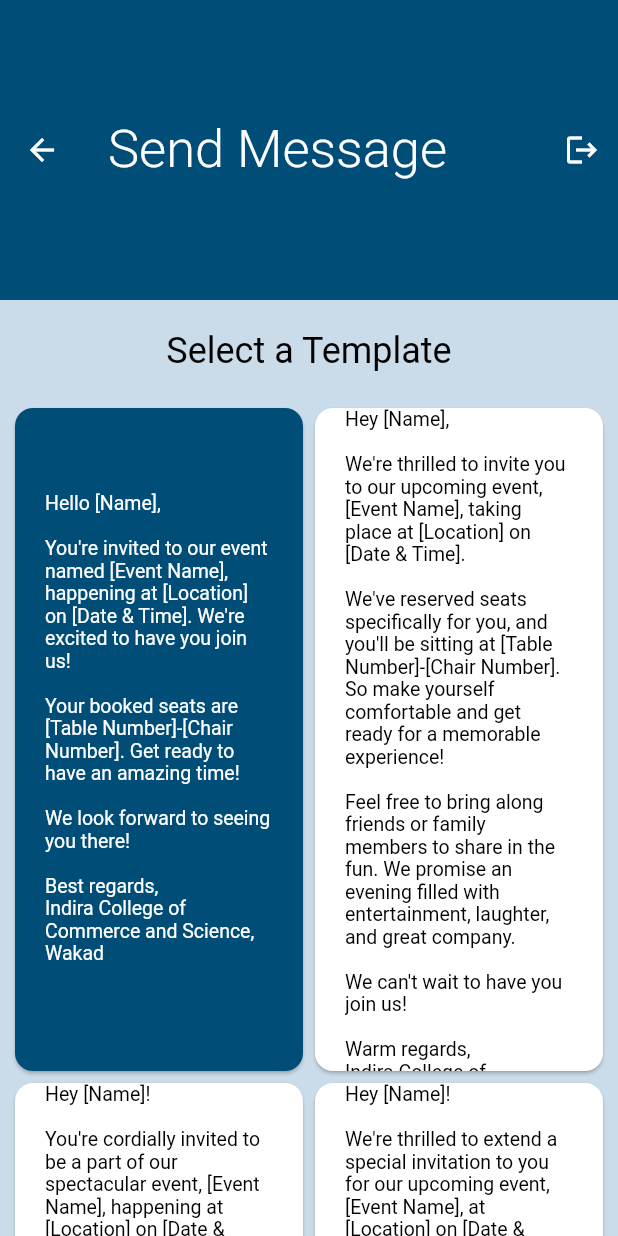
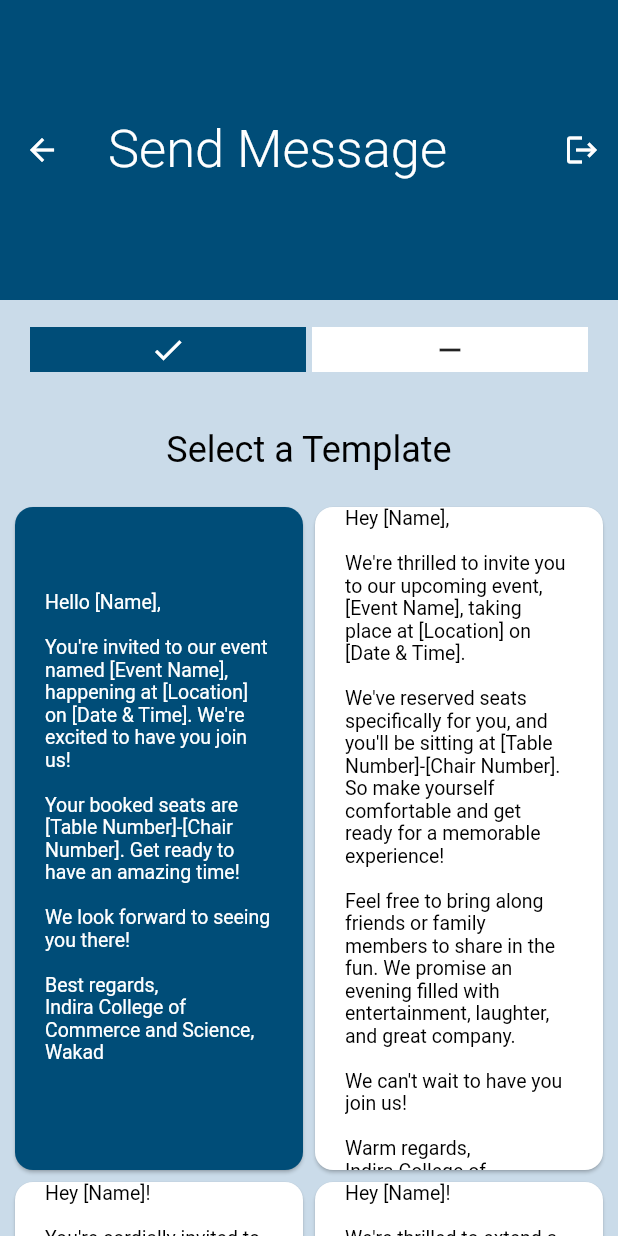
Before and after one commit to saadbhaldar1212/Project-Guestify, a Flutter app: the UISendMessage screen opened directly, on a phone screen of 412 x 824 dp. Run offline on Flutter 3.47's test engine with Material 2 defaults, Android fonts, the phone set to English and light mode, and no system bars; our stand-ins replace firebase_auth, firebase_core, firebase_database, fluttertoast, get; accounts and stored records are empty; project files that could hold a hidden picture were left out.

Commit message:
CustomProgressIndicator added

```diff
--- a/lib/main.dart
+++ b/lib/main.dart
@@ -1,8 +1,7 @@
 import 'package:firebase_core/firebase_core.dart';
 import 'package:flutter/material.dart';
 import 'package:get/get.dart';
-
-import 'dashboard/dashboard.dart';
+import 'package:guestify/send_message/final_step_for_sending_message.dart';
 
 Future<void> main() async {
   WidgetsFlutterBinding.ensureInitialized();
@@ -42,7 +41,7 @@ class MyApp extends StatelessWidget {
           if (snapshot.hasError) {
             return const Text('Something went Wrong');
           } else if (snapshot.hasData) {
-            return const Dashboard();
+            return const SendMessage();
           } else {
             return const Center(
               child: CircularProgressIndicator(),
--- a/lib/send_message/ui_send_message.dart
+++ b/lib/send_message/ui_send_message.dart
@@ -1,10 +1,18 @@
 // ignore_for_file: non_constant_identifier_names
+
+/*
+
+Update - convert the statically typed template message into variable so it can be used
+          to edit by suer in fututre update
+
+*/
 
 import 'package:firebase_database/firebase_database.dart';
 import 'package:flutter/material.dart';
 import 'package:guestify/dashboard/dashboard.dart';
 import 'package:guestify/utils/utility.dart';
 
+import '../utils/progress_stepper/custom_progress_indicator.dart';
 import '../utils/signout_button/signout_button.dart';
 
 class UISendMessage extends StatefulWidget {
@@ -76,6 +84,31 @@ $yourName
         primary: true,
         child: Column(
           children: [
+            Padding(
+              padding: const EdgeInsets.all(18.0),
+              child: CustomStepProgressIndicator(
+                totalSteps: 2,
+                currentStep: 1,
+                size: 30,
+                selectedColor: const Color.fromRGBO(0, 77, 120, 1.000),
+                unselectedColor: Colors.white,
+                customStep: (p0, p1, p2) =>
+                    p1 == const Color.fromRGBO(0, 77, 120, 1.000)
+                        ? Container(
+                            color: p1,
+                            child: const Icon(
+                              Icons.check,
+                              color: Colors.white,
+                            ),
+                          )
+                        : Container(
+                            color: p1,
+                            child: const Icon(
+                              Icons.remove,
+                            ),
+                          ),
+              ),
+            ),
             Column(
               children: [
                 const Padding(
--- /dev/null
+++ b/lib/utils/progress_stepper/custom_progress_indicator.dart
@@ -0,0 +1,534 @@
+library step_progress_indicator;
+
+import 'dart:math';
+
+import 'package:flutter/material.dart';
+
+class CustomStepProgressIndicator extends StatelessWidget {
+  final Widget Function(int, Color, double)? customStep;
+  final Axis direction;
+  final TextDirection progressDirection;
+
+  final void Function() Function(int)? onTap;
+
+  final int currentStep;
+  final int totalSteps;
+  final double padding;
+  final double size;
+  final double? selectedSize;
+  final double? unselectedSize;
+  final double Function(int, bool)? customSize;
+  final Color Function(int)? customColor;
+  final Color selectedColor;
+  final Color unselectedColor;
+  final double fallbackLength;
+  final Radius? roundedEdges;
+  final Gradient? gradientColor;
+  final Gradient? selectedGradientColor;
+  final Gradient? unselectedGradientColor;
+
+  /// Apply [BlendMode] to [ShaderMask] when [gradientColor], [selectedGradientColor], or [unselectedGradientColor] defined
+  final BlendMode? blendMode;
+
+  /// Assign alignment [MainAxisAlignment] for indicator's container
+  ///
+  /// **NOTE**: if not provided it defaults to [MainAxisAlignment.center]
+  final MainAxisAlignment mainAxisAlignment;
+
+  /// Assign alignment [CrossAxisAlignment] for indicator's container
+  ///
+  /// **NOTE**: if not provided it defaults to [CrossAxisAlignment.center]
+  final CrossAxisAlignment crossAxisAlignment;
+
+  /// Assign alignment [MainAxisAlignment] for a single step
+  ///
+  /// **NOTE**: if not provided it defaults to [MainAxisAlignment.center]
+  final MainAxisAlignment stepMainAxisAlignment;
+
+  /// Assign alignment [CrossAxisAlignment] for a single step
+  ///
+  /// **NOTE**: if not provided it defaults to [CrossAxisAlignment.center]
+  final CrossAxisAlignment stepCrossAxisAlignment;
+
+  const CustomStepProgressIndicator({
+    required this.totalSteps,
+    this.customStep,
+    this.onTap,
+    this.customColor,
+    this.customSize,
+    this.selectedSize,
+    this.unselectedSize,
+    this.roundedEdges,
+    this.gradientColor,
+    this.selectedGradientColor,
+    this.unselectedGradientColor,
+    this.blendMode,
+    this.direction = Axis.horizontal,
+    this.progressDirection = TextDirection.ltr,
+    this.size = 4.0,
+    this.currentStep = 0,
+    this.selectedColor = Colors.blue,
+    this.unselectedColor = Colors.grey,
+    this.padding = 2.0,
+    this.fallbackLength = 100.0,
+    this.mainAxisAlignment = MainAxisAlignment.center,
+    this.crossAxisAlignment = CrossAxisAlignment.center,
+    this.stepMainAxisAlignment = MainAxisAlignment.center,
+    this.stepCrossAxisAlignment = CrossAxisAlignment.center,
+    Key? key,
+  })  : assert(totalSteps > 0,
+            "Number of total steps (totalSteps) of the StepProgressIndicator must be greater than 0"),
+        assert(currentStep >= 0,
+            "Current step (currentStep) of the StepProgressIndicator must be greater than or equal to 0"),
+        assert(padding >= 0.0,
+            "Padding (padding) of the StepProgressIndicator must be greater or equal to 0"),
+        super(key: key);
+
+  @override
+  Widget build(BuildContext context) {
+    return LayoutBuilder(
+      builder: (ctx, constraits) => SizedBox(
+        width: _sizeOrMaxLength(
+          direction == Axis.horizontal,
+          constraits.maxWidth,
+        ),
+        height: _sizeOrMaxLength(
+          direction == Axis.vertical,
+          constraits.maxHeight,
+        ),
+        child: LayoutBuilder(
+          builder: (ctx, constraits) => _applyShaderMask(
+            gradientColor,
+            _applyWidgetDirection(
+              (maxSize) => !_isOptimizable
+                  ? _buildSteps(
+                      _stepHeightOrWidthValue(maxSize),
+                    )
+                  : _buildOptimizedSteps(
+                      _maxHeightOrWidthValue(maxSize),
+                    ),
+              constraits,
+            ),
+          ),
+        ),
+      ),
+    );
+  }
+
+  bool get _isOnlyOneStep =>
+      totalSteps == 1 || (currentStep == 0 && padding == 0);
+
+  /// Apply a [Row] when the [direction] of the indicator is [Axis.horizontal],
+  /// or a [Column] otherwise ([Axis.vertical])
+  Widget _applyWidgetDirection(
+      List<Widget> Function(double) children, BoxConstraints constraits) {
+    if (direction == Axis.horizontal) {
+      return Row(
+        crossAxisAlignment: crossAxisAlignment,
+        mainAxisAlignment: mainAxisAlignment,
+        children: children(constraits.maxWidth),
+      );
+    } else {
+      return Column(
+        crossAxisAlignment: crossAxisAlignment,
+        mainAxisAlignment: mainAxisAlignment,
+        children: children(constraits.maxHeight),
+      );
+    }
+  }
+
+  /// If the gradient given is defined, then wrap the given [child] in a gradient [ShaderMask]
+  Widget _applyShaderMask(Gradient? gradient, Widget child) {
+    if (gradient != null) {
+      return ShaderMask(
+        shaderCallback: (rect) => gradient.createShader(rect),
+        // Apply user defined blendMode if defined, default otherwise
+        blendMode: blendMode != null ? blendMode! : BlendMode.modulate,
+        child: child,
+      );
+    } else {
+      return child;
+    }
+  }
+
+  /// Compute the maximum possible size of the indicator between
+  /// [size], [selectedSize], [unselectedSize], and [customSize]
+  double get maxDefinedSize {
+    // If customSize not defined, use size, selectedSize, unselectedSize
+    if (customSize == null) {
+      return max(size, max(selectedSize ?? 0, unselectedSize ?? 0));
+    }
+
+    // When customSize defined, compute max possible size
+    double currentMaxSize = 0;
+
+    for (int step = 0; step < totalSteps; ++step) {
+      final customSizeValue = customSize!(step, _isSelectedColor(step));
+      if (customSizeValue > currentMaxSize) {
+        currentMaxSize = customSizeValue;
+      }
+    }
+
+    return currentMaxSize;
+  }
+
+  /// As much space as possible when size not unbounded, otherwise use fallbackLength.
+  /// If indicator is in the opposite direction, then use size
+  double _sizeOrMaxLength(bool isCorrectDirection, double maxLength) =>
+      isCorrectDirection
+          // If space is not unbounded, then fill it with the indicator
+          ? maxLength != double.infinity
+              ? double.infinity
+              : fallbackLength
+          : maxDefinedSize;
+
+  /// Draw just two containers in case no specific step setting is required
+  /// i.e. it becomes a linear progress indicator with two steps: selected and unselected
+  bool get _isOptimizable =>
+      padding == 0 &&
+      customColor == null &&
+      customStep == null &&
+      customSize == null &&
+      onTap == null;
+
+  /// Compute single step length, based on total length available
+  double _stepHeightOrWidthValue(double maxSize) =>
+      (_maxHeightOrWidthValue(maxSize) - (padding * 2 * totalSteps)) /
+      totalSteps;
+
+  /// Total length (horizontal or vertical) available for the indicator
+  double _maxHeightOrWidthValue(double maxSize) =>
+      maxSize != double.infinity ? maxSize : fallbackLength;
+
+  /// Choose what [Color] to assign
+  /// given current [step] index (zero-based)
+  Color _chooseStepColor(int step, int stepIndex) {
+    // Compute id given step is unselected or not
+    final isUnselectedStepColor = progressDirection == TextDirection.ltr
+        ? step > currentStep
+        : step < totalSteps - currentStep;
+
+    // Override all the other color options when gradient is defined
+    if (gradientColor != null ||
+        (isUnselectedStepColor && unselectedGradientColor != null) ||
+        (!isUnselectedStepColor && selectedGradientColor != null)) {
+      return Colors.white;
+    }
+
+    // Assign customColor if not null
+    if (customColor != null) {
+      return customColor!(stepIndex);
+    }
+
+    // Selected or Unselected color based on the progressDirection
+    if (isUnselectedStepColor) {
+      return unselectedColor;
+    } else {
+      return selectedColor;
+    }
+  }
+
+  /// `true` if color of the step given index is [selectedColor]
+  bool _isSelectedColor(int step) =>
+      customColor == null &&
+      !(progressDirection == TextDirection.ltr
+          ? step > currentStep
+          : step < totalSteps - currentStep);
+
+  /// Build only two steps when the condition of [_isOptimizable] is verified
+  List<Widget> _buildOptimizedSteps(double indicatorLength) {
+    List<Widget> stepList = [];
+    final isLtr = progressDirection == TextDirection.ltr;
+    final isHorizontal = direction == Axis.horizontal;
+
+    // Choose gradient based on direction defined
+    final firstStepGradient =
+        isLtr ? selectedGradientColor : unselectedGradientColor;
+    final secondStepGradient =
+        !isLtr ? selectedGradientColor : unselectedGradientColor;
+
+    final firstStepLength = indicatorLength * (currentStep / totalSteps);
+    final secondStepLength = indicatorLength - firstStepLength;
+
+    // Add first step
+    stepList.add(
+      _applyShaderMask(
+        firstStepGradient,
+        _ProgressStep(
+          direction: direction,
+          padding: padding,
+          color: firstStepGradient != null
+              ? Colors.white
+              : isLtr
+                  ? selectedColor
+                  : unselectedColor,
+          width: isHorizontal
+              ? isLtr
+                  ? firstStepLength
+                  : secondStepLength
+              : isLtr
+                  ? selectedSize ?? size
+                  : unselectedSize ?? size,
+          height: !isHorizontal
+              ? isLtr
+                  ? firstStepLength
+                  : secondStepLength
+              : isLtr
+                  ? selectedSize ?? size
+                  : unselectedSize ?? size,
+          roundedEdges: roundedEdges,
+          isOnlyOneStep: _isOnlyOneStep,
+          isFirstStep: true,
+          mainAxisAlignment: stepMainAxisAlignment,
+          crossAxisAlignment: stepCrossAxisAlignment,
+        ),
+      ),
+    );
+
+    // Add second step
+    stepList.add(
+      _applyShaderMask(
+        secondStepGradient,
+        _ProgressStep(
+          direction: direction,
+          padding: padding,
+          color: secondStepGradient != null
+              ? Colors.white
+              : !isLtr
+                  ? selectedColor
+                  : unselectedColor,
+          width: isHorizontal
+              ? isLtr
+                  ? secondStepLength
+                  : firstStepLength
+              : !isLtr
+                  ? selectedSize ?? size
+                  : unselectedSize ?? size,
+          height: !isHorizontal
+              ? isLtr
+                  ? secondStepLength
+                  : firstStepLength
+              : !isLtr
+                  ? selectedSize ?? size
+                  : unselectedSize ?? size,
+          roundedEdges: roundedEdges,
+          isOnlyOneStep: _isOnlyOneStep,
+          isLastStep: true,
+          mainAxisAlignment: stepMainAxisAlignment,
+          crossAxisAlignment: stepCrossAxisAlignment,
+        ),
+      ),
+    );
+
+    return stepList;
+  }
+
+  /// Build the list of [_ProgressStep],
+  /// based on number of [totalSteps]
+  List<Widget> _buildSteps(double stepLength) {
+    // Build list of selected and unselected steps
+    List<Widget> selectedStepList = [];
+    List<Widget> unselectedStepList = [];
+
+    // Define directions parameters
+    final isLtr = progressDirection == TextDirection.ltr;
+    final isHorizontal = direction == Axis.horizontal;
+
+    // From 0 to totalStep if TextDirection.ltr, from (totalSteps - 1) to 0 otherwise
+    int step = isLtr ? 0 : totalSteps - 1;
+
+    // Add steps to the list, based on the progressDirection attribute
+    for (; isLtr ? step < totalSteps : step >= 0; isLtr ? ++step : --step) {
+      // currentStep = 6, then 6 selected and 4 not selected
+      final loopStep = isLtr ? step + 1 : totalSteps - step - 1;
+      final isSelectedStepColor = _isSelectedColor(loopStep);
+
+      // customColor if not null, otherwise selected or unselected color
+      final stepColor = _chooseStepColor(loopStep, step);
+
+      // If defined and applicable, apply customSize or
+      // different sizes for selected and unselected
+      final stepSize = customSize != null
+          ? customSize!(step, isSelectedStepColor)
+          : isSelectedStepColor
+              ? selectedSize ?? size
+              : unselectedSize ?? size;
+
+      final progressStep = _ProgressStep(
+        direction: direction,
+        padding: padding,
+        color: stepColor,
+        width: isHorizontal ? stepLength : stepSize,
+        height: !isHorizontal ? stepLength : stepSize,
+        customStep:
+            customStep != null ? customStep!(step, stepColor, stepSize) : null,
+        onTap: onTap != null ? onTap!(step) : null,
+        isFirstStep: step == 0,
+        isLastStep: step == totalSteps - 1,
+        roundedEdges: roundedEdges,
+        isOnlyOneStep: _isOnlyOneStep,
+        mainAxisAlignment: stepMainAxisAlignment,
+        crossAxisAlignment: stepCrossAxisAlignment,
+      );
+
+      // Add to list of selected or unselected steps based on selection state
+      if (isSelectedStepColor) {
+        selectedStepList.add(progressStep);
+      } else {
+        unselectedStepList.add(progressStep);
+      }
+    }
+
+    // Apply shader if gradient is not null and build a row or column based on the direction
+    return [
+      _applyShaderMask(
+        isLtr ? selectedGradientColor : unselectedGradientColor,
+        direction == Axis.horizontal
+            ? Row(
+                children: isLtr ? selectedStepList : unselectedStepList,
+              )
+            : Column(
+                children: isLtr ? selectedStepList : unselectedStepList,
+              ),
+      ),
+      _applyShaderMask(
+        !isLtr ? selectedGradientColor : unselectedGradientColor,
+        direction == Axis.horizontal
+            ? Row(
+                children: !isLtr ? selectedStepList : unselectedStepList,
+              )
+            : Column(
+                children: !isLtr ? selectedStepList : unselectedStepList,
+              ),
+      ),
+    ];
+  }
+}
+
+/// Single step of the indicator
+class _ProgressStep extends StatelessWidget {
+  final Axis direction;
+  final double width;
+  final double height;
+  final Color color;
+  final double padding;
+  final Widget? customStep;
+  final void Function()? onTap;
+  final bool isFirstStep;
+  final bool isLastStep;
+  final bool isOnlyOneStep;
+  final Radius? roundedEdges;
+  final MainAxisAlignment mainAxisAlignment;
+  final CrossAxisAlignment crossAxisAlignment;
+
+  const _ProgressStep({
+    required this.direction,
+    required this.color,
+    required this.padding,
+    required this.width,
+    required this.height,
+    required this.mainAxisAlignment,
+    required this.crossAxisAlignment,
+    this.customStep,
+    this.onTap,
+    this.isFirstStep = false,
+    this.isLastStep = false,
+    this.isOnlyOneStep = false,
+    this.roundedEdges,
+    Key? key,
+  }) : super(key: key);
+
+  @override
+  Widget build(BuildContext context) {
+    // Assign given padding
+    return Column(
+      // Single step alignment
+      mainAxisAlignment: mainAxisAlignment,
+      crossAxisAlignment: crossAxisAlignment,
+      children: [
+        Padding(
+          padding: EdgeInsets.symmetric(
+            horizontal: direction == Axis.horizontal ? padding : 0.0,
+            vertical: direction == Axis.vertical ? padding : 0.0,
+          ),
+          // If first or last step and rounded edges enabled, apply
+          // rounded edges using ClipRRect
+          // Different corners based on first/last step and indicator's direction
+          // - First step + horizontal: top-left, bottom-left
+          // - First step + vertical: top-left, top-right
+          // - Last step + horizontal: top-right, bottom-right
+          // - Last step + vertical: bottom-left, bottom-right
+          child: (isFirstStep || isLastStep || isOnlyOneStep) &&
+                  roundedEdges != null
+              ? ClipRRect(
+                  borderRadius: BorderRadius.only(
+                    topLeft: _radiusTopLeft ? roundedEdges! : Radius.zero,
+                    bottomRight:
+                        _radiusBottomRight ? roundedEdges! : Radius.zero,
+                    bottomLeft: _radiusBottomLeft ? roundedEdges! : Radius.zero,
+                    topRight: _radiusTopRight ? roundedEdges! : Radius.zero,
+                  ),
+                  child: _buildStep,
+                )
+              : _buildStep,
+        ),
+      ],
+    );
+  }
+
+  /// Check if to apply rounded edges to top left border
+  bool get _radiusTopLeft => (isFirstStep || isOnlyOneStep);
+
+  /// Check if to apply rounded edges to bottom right border
+  bool get _radiusBottomRight => (isLastStep || isOnlyOneStep);
+
+  /// Check if to apply rounded edges to bottom left border
+  bool get _radiusBottomLeft =>
+      ((isFirstStep || isOnlyOneStep) && direction == Axis.horizontal) ||
+      ((isLastStep || isOnlyOneStep) && direction == Axis.vertical);
+
+  /// Check if to apply rounded edges to top right border
+  bool get _radiusTopRight =>
+      ((isFirstStep || isOnlyOneStep) && direction == Axis.vertical) ||
+      ((isLastStep || isOnlyOneStep) && direction == Axis.horizontal);
+
+  /// Build the actual single step [Widget]
+  Widget get _buildStep => onTap != null && customStep == null
+      ? Material(
+          color: color,
+          child: InkWell(
+            onTap: onTap,
+            // Container (simple rectangle) when no customStep defined
+            // SizedBox containing the customStep otherwise
+            child: _stepContainer(),
+          ),
+        )
+      : onTap != null && customStep != null
+          ? SizedBox(
+              width: width,
+              height: height,
+              child: GestureDetector(
+                onTap: onTap,
+                child: customStep,
+              ),
+            )
+          : _buildStepContainer;
+
+  /// Build [_stepContainer] based on input parameters:
+  /// - [Container] with background color when [customStep] is not defined
+  /// - [SizedBox] with [customStep] when defined
+  Widget get _buildStepContainer => customStep == null
+      ? _stepContainer(color)
+      : SizedBox(
+          width: width,
+          height: height,
+          child: customStep,
+        );
+
+  /// Single step [Container]
+  Widget _stepContainer([Color? color]) => Container(
+        width: width,
+        height: height,
+        color: color,
+      );
+}
--- a/pubspec.yaml
+++ b/pubspec.yaml
@@ -46,6 +46,7 @@ dependencies:
   email_validator: ^2.1.17
   get: ^4.6.5
   anim_search_bar: ^2.0.3
+  step_progress_indicator: ^1.0.2
 
 flutter_native_splash:
   color: "#1196CF"
```
Also changed, not shown: lib/send_message/final_step_for_sending_message.dart (added, +71 -0 lines), lib/utils/search_bar/search_bar.dart (+10 -11 lines), pubspec.lock.
